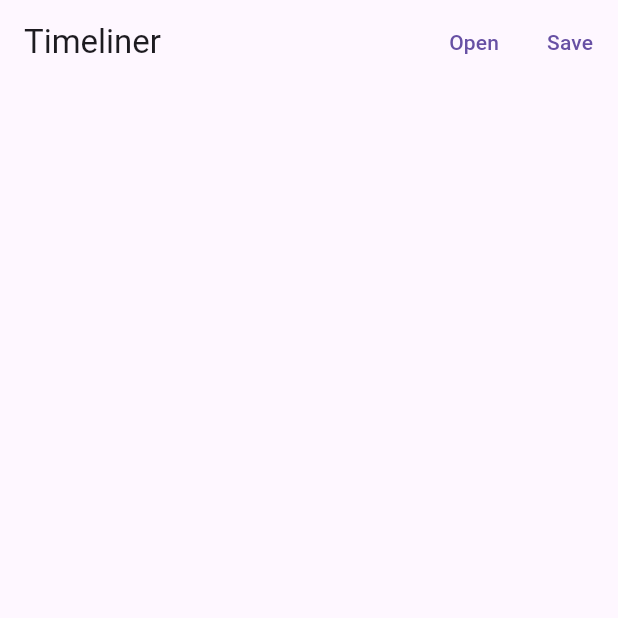
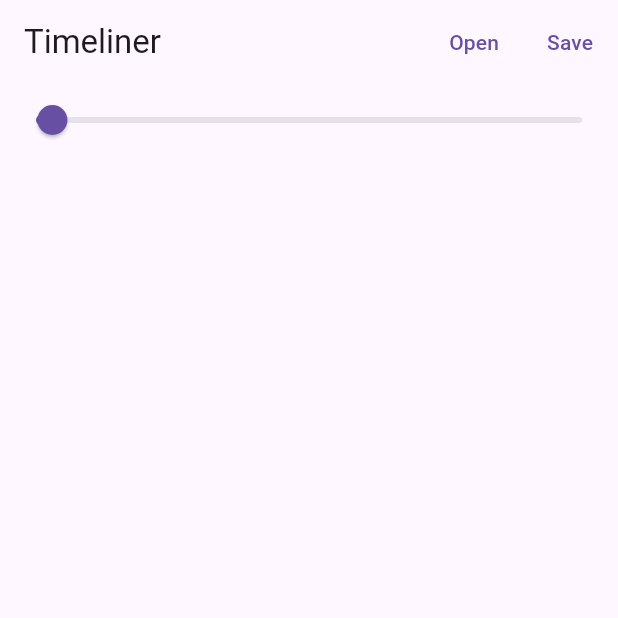
Before and after one commit to alcalino-git/timeliner, a Flutter app: the screen it shows after launch, on a phone screen of 412 x 824 dp, the top half of it. Run offline on Flutter 3.47's test engine with Material 3 defaults, Android fonts, the phone set to English and light mode, and no system bars; our stand-ins replace csv, screenshot, signals; missing offline and left inert: file_selector.

Commit message:
Added better structure and some on-screen config

```diff
--- a/lib/logic/state.dart
+++ b/lib/logic/state.dart
@@ -31,10 +31,23 @@ class Entry {
 
 }
 
+enum Directions {
+  row,
+  column
+}
+
+class Config {
+  Directions exportDirection = Directions.row;
+  double gap = 6.0;
+  double aspectRatio = 1/1;
+  double size = 500;
+}
+
 class AppState  {
 		List<Entry> entries = [];
     final Signal<String?> screenshotPath = signal(null);
     static final AppState _singleton = AppState._internal();
+    Config config = Config();
 
     factory AppState() {
       return _singleton;
--- a/lib/main.dart
+++ b/lib/main.dart
@@ -6,7 +6,7 @@ import 'package:file_selector/file_selector.dart';
 import 'package:flutter/material.dart';
 import 'package:timeliner_flitter/logic/state.dart';
 import 'package:timeliner_flitter/widgets/entry.dart';
-import 'package:timeliner_flitter/widgets/timeline.dart';
+import 'package:timeliner_flitter/widgets/timeline_preview.dart';
 
 void main() {
   runApp(const MaterialApp(home: MainApp()));
@@ -73,7 +73,7 @@ class AppStateWidget extends State<MainApp> {
         body: Center(
           child: Column(
             mainAxisAlignment: MainAxisAlignment.center,
-            children: [TimelineWidget( widgetAspectRatio: 1 / 1)],
+            children: [TimelinePreviewState()],
           ),
         ),
       ),
@@ -82,7 +82,6 @@ class AppStateWidget extends State<MainApp> {
 }
 
 class MainApp extends StatefulWidget {
-  final String name = "idk";
 
   const MainApp({super.key});
 
--- a/lib/widgets/timeline.dart
+++ /dev/null
@@ -1,59 +0,0 @@
-import 'dart:io';
-import 'dart:ui';
-
-import 'package:flutter/material.dart';
-import 'package:flutter/rendering.dart';
-import 'package:screenshot/screenshot.dart';
-import 'package:timeliner_flitter/logic/state.dart';
-import 'package:timeliner_flitter/widgets/entry.dart';
-
-class TimelineWidget extends StatelessWidget {
-  final double widgetAspectRatio;
-
-  TimelineWidget({super.key, this.widgetAspectRatio = 1 / 1}) {
-    state.screenshotPath.subscribe((p) async {
-      var data = await screenshotController.captureFromLongWidget(
-        Column(
-          children: state.entries
-              .map(
-                (e) =>
-                    EntryWidget(entry: e, imageAspectRatio: widgetAspectRatio),
-              )
-              .toList(),
-        ),
-      );
-			var file = File(p as String);
-			await file.writeAsBytes(data);
-    });
-  }
-
-  final AppState state = AppState();
-  final ScreenshotController screenshotController = ScreenshotController();
-
-  @override
-  Widget build(BuildContext context) {
-    return Expanded(
-      child: LayoutBuilder(
-        builder: (context, constraints) {
-          final w = constraints.maxWidth;
-          final itemW = w * 0.33;
-
-          return GridView.count(
-            crossAxisCount: (w / itemW).toInt(),
-            mainAxisSpacing: 10,
-            crossAxisSpacing: 10,
-            childAspectRatio: widgetAspectRatio,
-            children: state.entries
-                .map(
-                  (e) => EntryWidget(
-                    entry: e,
-                    imageAspectRatio: widgetAspectRatio,
-                  ),
-                )
-                .toList(),
-          );
-        },
-      ),
-    );
-  }
-}
--- /dev/null
+++ b/lib/widgets/timeline_preview.dart
@@ -0,0 +1,43 @@
+import 'dart:io';
+import 'dart:ui';
+
+import 'package:flutter/material.dart';
+import 'package:flutter/rendering.dart';
+import 'package:screenshot/screenshot.dart';
+import 'package:timeliner_flitter/logic/state.dart';
+import 'package:timeliner_flitter/widgets/entry.dart';
+import 'package:timeliner_flitter/widgets/timeline_render.dart';
+
+
+class TimelinePreviewWidget extends State<TimelinePreviewState> {
+  AppState state = AppState();
+
+  final screenshotListener = AppState().screenshotPath.subscribe((p) async {
+    var bytes =await ScreenshotController().captureFromLongWidget(TimelineRenderWidget());
+    var file = File(p as String);
+    await file.writeAsBytes(bytes);
+  });
+
+  @override
+  Widget build(BuildContext context) {
+    return Expanded(child: Column(children: [
+      Slider(min: 0.0, max: 200.0, value: state.config.gap, onChanged: (v) {setState(() => state.config.gap = v);}),
+      SingleChildScrollView(
+        physics: ScrollPhysics().parent,
+        scrollDirection: state.config.exportDirection == Directions.row ? Axis.horizontal : Axis.vertical,
+
+        child: TimelineRenderWidget()
+      )
+    ]));
+  }
+}
+
+
+
+class TimelinePreviewState extends StatefulWidget {
+
+  const TimelinePreviewState({super.key});
+
+  @override
+  State<StatefulWidget> createState() => TimelinePreviewWidget();
+}
--- /dev/null
+++ b/lib/widgets/timeline_render.dart
@@ -0,0 +1,38 @@
+import 'package:flutter/material.dart';
+import 'package:timeliner_flitter/logic/state.dart';
+import 'package:timeliner_flitter/widgets/entry.dart';
+
+class TimelineRenderWidget extends StatelessWidget {
+  final AppState state = AppState();
+
+  TimelineRenderWidget({super.key});
+
+  @override
+  Widget build(BuildContext context) {
+    var contents = state.entries
+        .map(
+          (e) =>
+              EntryWidget(entry: e, imageAspectRatio: state.config.aspectRatio),
+        )
+        .toList();
+
+
+    switch (state.config.exportDirection) {
+      case Directions.column:
+        return SizedBox(
+          width: state.config.size,
+          height: (state.config.size+state.config.gap)*state.entries.length,
+          child: Column(spacing: state.config.gap, children: contents),
+        );
+
+      case Directions.row:
+        return SizedBox(
+          height: state.config.size,
+          width: (state.config.size+state.config.gap)*state.entries.length,
+          child: Row(spacing: state.config.gap, children: contents),
+        );
+
+    }
+
+  }
+}
```
